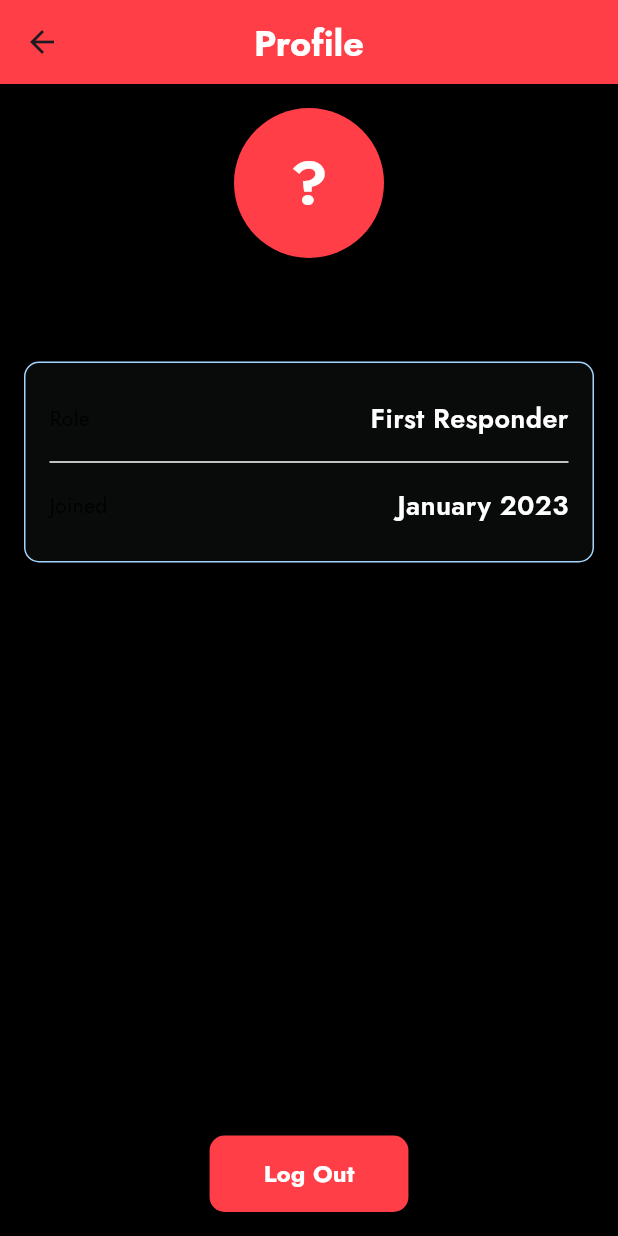
After one commit to Shees-Ali1/Octane-Pro, a Flutter app: the ProfilePage screen opened directly, on a phone screen of 412 x 824 dp. The commit adds this screen. Run offline on Flutter 3.47's test engine with Material 3 defaults, Android fonts, the phone set to English and light mode, and no system bars; our stand-ins replace cloud_firestore, firebase_auth, firebase_core, firebase_database, fl_chart, flutter_screenutil and 3 more; accounts and stored records are empty.

Commit message:
first ios push

```diff
--- a/lib/NavBar/bottom_Bar.dart
+++ b/lib/NavBar/bottom_Bar.dart
@@ -7,6 +7,7 @@ import '../Screens/Details/Details.dart';
 import '../Screens/Details/realData.dart';
 import '../Screens/HomePage/home_Page.dart';
 import '../Screens/Listing/listing_screen.dart';
+import '../Screens/Profile/ProfilePage.dart';
 
 class BottomNav extends StatefulWidget {
   const BottomNav({super.key});
@@ -24,7 +25,7 @@ class _BottomNavState extends State<BottomNav> {
       HomePage(),
       ListingScreen(), // Replace with actual screens
       DetailsScreen(),
-      HomePage(),
+      ProfilePage(),
     ];
   }
 
--- /dev/null
+++ b/lib/Screens/Profile/ProfilePage.dart
@@ -0,0 +1,119 @@
+import 'package:flutter/material.dart';
+import 'package:firebase_auth/firebase_auth.dart';
+import 'package:get/get.dart';
+import '../../untils/utils.dart';
+import '../Auth/login_page.dart';
+
+
+class ProfilePage extends StatelessWidget {
+  final User? user = FirebaseAuth.instance.currentUser; // Get current user
+
+  ProfilePage({Key? key}) : super(key: key);
+
+  @override
+  Widget build(BuildContext context) {
+    // Extract the first letter of the email
+    String profileLetter = user?.email?.isNotEmpty == true ? user!.email![0].toUpperCase() : '?';
+
+    return Scaffold(
+      backgroundColor: AppColors.backgroundColor,
+      appBar: AppBar(
+        backgroundColor: AppColors.summryRed,
+        title: Text('Profile', style: AppColors.headingStyle),
+        centerTitle: true,
+      ),
+      body: Padding(
+        padding: const EdgeInsets.all(16.0),
+        child: Column(
+          children: [
+            // Profile Picture Section
+            CircleAvatar(
+              radius: 50,
+              backgroundColor: AppColors.summryRed,
+              child: user?.photoURL != null
+                  ? CircleAvatar(
+                radius: 46,
+                backgroundImage: NetworkImage(user!.photoURL!),
+              )
+                  : Text(
+                profileLetter,
+                style: AppColors.headingStyle.copyWith(fontSize: 40),
+              ),
+            ),
+            const SizedBox(height: 20),
+
+            // User Email
+            Text(
+              user?.email ?? 'No Email',
+              style: AppColors.headingStyle.copyWith(fontSize: 28),
+            ),
+            const SizedBox(height: 8),
+
+            // Profile Info Section
+            Container(
+              padding: const EdgeInsets.all(16),
+              decoration: BoxDecoration(
+                color: AppColors.darkBlack,
+                borderRadius: BorderRadius.circular(10),
+                border: Border.all(color: AppColors.borderColor),
+              ),
+              child: Column(
+                children: [
+                  _profileInfoRow('Role', 'First Responder'),
+                  // Divider(color: AppColors.primaryWhiteText),
+                  // _profileInfoRow('Location', 'City, Country'),
+                  Divider(color: AppColors.primaryWhiteText),
+                  _profileInfoRow('Joined', 'January 2023'),
+                ],
+              ),
+            ),
+            const Spacer(),
+
+            // Logout Button
+            ElevatedButton(
+              onPressed: () async {
+                await FirebaseAuth.instance.signOut(); // Firebase logout functionality
+               Get.offAll(LoginPage());
+              },
+
+              style: ElevatedButton.styleFrom(
+                backgroundColor: AppColors.summryRed,
+                padding: const EdgeInsets.symmetric(vertical: 14, horizontal: 36),
+                shape: RoundedRectangleBorder(
+                  borderRadius: BorderRadius.circular(10),
+                ),
+              ),
+              child: Text(
+                'Log Out',
+                style: AppColors.headingStyle.copyWith(
+                  fontSize: 16,
+                  color: AppColors.primaryWhiteText,
+                ),
+              ),
+            ),
+          ],
+        ),
+      ),
+    );
+  }
+
+  // Profile Info Row Widget
+  Widget _profileInfoRow(String title, String value) {
+    return Padding(
+      padding: const EdgeInsets.symmetric(vertical: 8.0),
+      child: Row(
+        mainAxisAlignment: MainAxisAlignment.spaceBetween,
+        children: [
+          Text(
+            title,
+            style: AppColors.descriptionStyle,
+          ),
+          Text(
+            value,
+            style: AppColors.subtitleStyle.copyWith(color: AppColors.primaryWhiteText),
+          ),
+        ],
+      ),
+    );
+  }
+}
```
Also changed, not shown: pubspec.yaml (+7 -0 lines), assets/images/appLogo.png (added), pubspec.lock, 33 other files.
